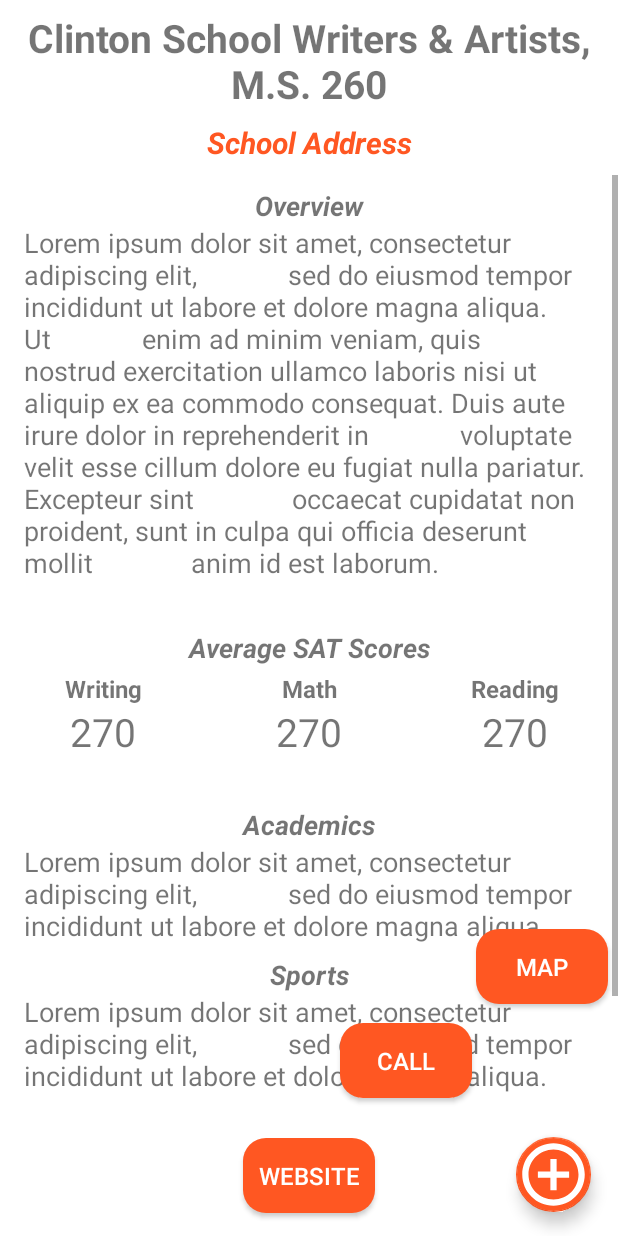
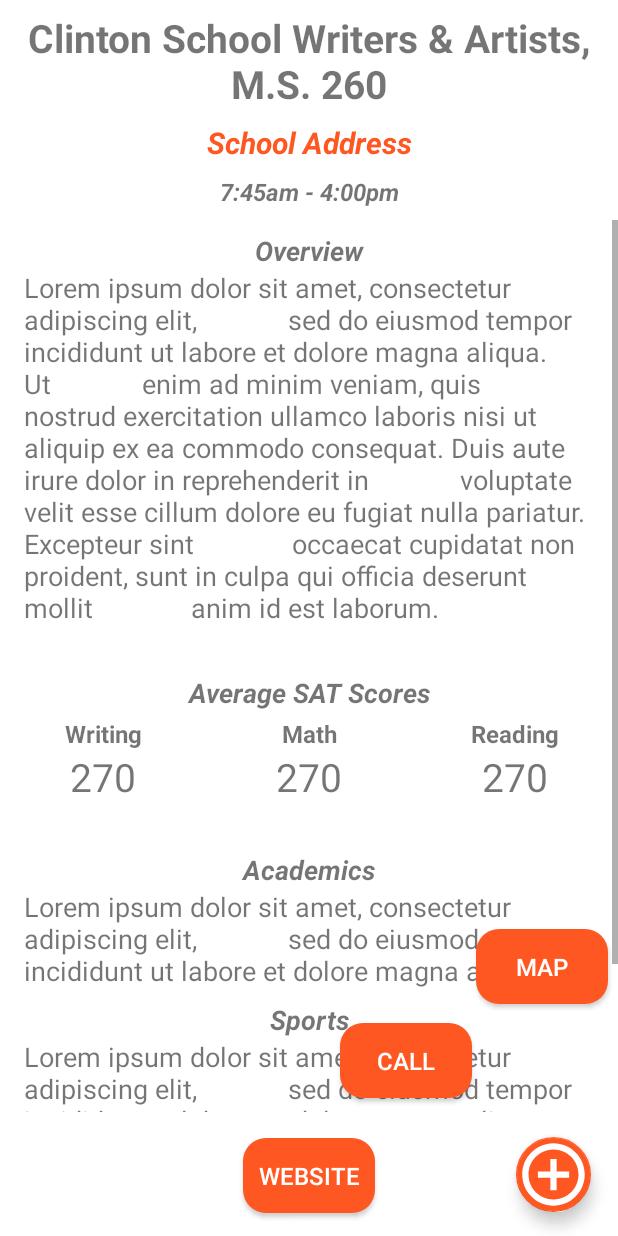
Before and after one commit to LSmith1122/NYC_Schools_Challenge_App, an Android app: the layout fragment_details.xml on its own in the app's theme, with its tools: preview values and no code run, on a phone screen of 412 x 824 dp. Run offline under Robolectric (Android 15) with nearby library versions, the phone set to English and light mode, and no system bars.

Commit message:
Work-in-Progress

```diff
--- a/app/src/main/java/com/lloydsmithexampledomain/nyc_schools_challenge_app/view/fragments/DetailsFragment.java
+++ b/app/src/main/java/com/lloydsmithexampledomain/nyc_schools_challenge_app/view/fragments/DetailsFragment.java
@@ -46,6 +46,13 @@ public class DetailsFragment extends BaseFragment implements IDetailsFragment {
                 mBinding.detailsSchoolAddress.setText(SchoolDetailsHelper.getSchoolLocationText(mCompleteSchoolData));
             } else {
                 mBinding.detailsSchoolAddress.setVisibility(View.GONE);
+            }
+
+            // Start / End Time
+            if (StringUtils.isNotBlank(mCompleteSchoolData.getStartTime()) && StringUtils.isNotBlank(mCompleteSchoolData.getEndTime())) {
+                mBinding.detailsSchoolStartEndTime.setText(String.format("%s - %s", mCompleteSchoolData.getStartTime(), mCompleteSchoolData.getEndTime()));
+            } else {
+                mBinding.detailsSchoolStartEndTime.setVisibility(View.GONE);
             }
 
             // Overview
--- a/app/src/main/res/layout/fragment_details.xml
+++ b/app/src/main/res/layout/fragment_details.xml
@@ -44,18 +44,37 @@
         app:layout_constraintTop_toBottomOf="@+id/details_school_name"
         tools:text="School Address" />
 
+    <TextView
+        android:id="@+id/details_school_start_end_time"
+        android:layout_width="0dp"
+        android:layout_height="wrap_content"
+        android:layout_marginLeft="@dimen/small_margin"
+        android:layout_marginTop="@dimen/small_margin"
+        android:layout_marginRight="@dimen/small_margin"
+        android:layout_weight="40"
+        android:ellipsize="end"
+        android:maxLines="2"
+        android:textAlignment="center"
+        android:textSize="@dimen/text_size_subtext"
+        android:textStyle="bold|italic"
+        app:layout_constraintEnd_toEndOf="parent"
+        app:layout_constraintStart_toStartOf="parent"
+        app:layout_constraintTop_toBottomOf="@+id/details_school_address"
+        tools:text="7:45am - 4:00pm" />
+
     <LinearLayout
         android:layout_width="match_parent"
         android:layout_height="0dp"
         android:layout_marginTop="@dimen/small_margin"
         app:layout_constraintEnd_toEndOf="parent"
         app:layout_constraintStart_toStartOf="parent"
-        app:layout_constraintTop_toBottomOf="@+id/details_school_address"
+        app:layout_constraintTop_toBottomOf="@+id/details_school_start_end_time"
         app:layout_constraintBottom_toTopOf="@+id/spacer">
 
         <ScrollView
             android:layout_width="match_parent"
-            android:layout_height="match_parent">
+            android:layout_height="match_parent"
+            android:scrollbarAlwaysDrawHorizontalTrack="true">
 
             <androidx.constraintlayout.widget.ConstraintLayout
                 android:layout_width="match_parent"
```
